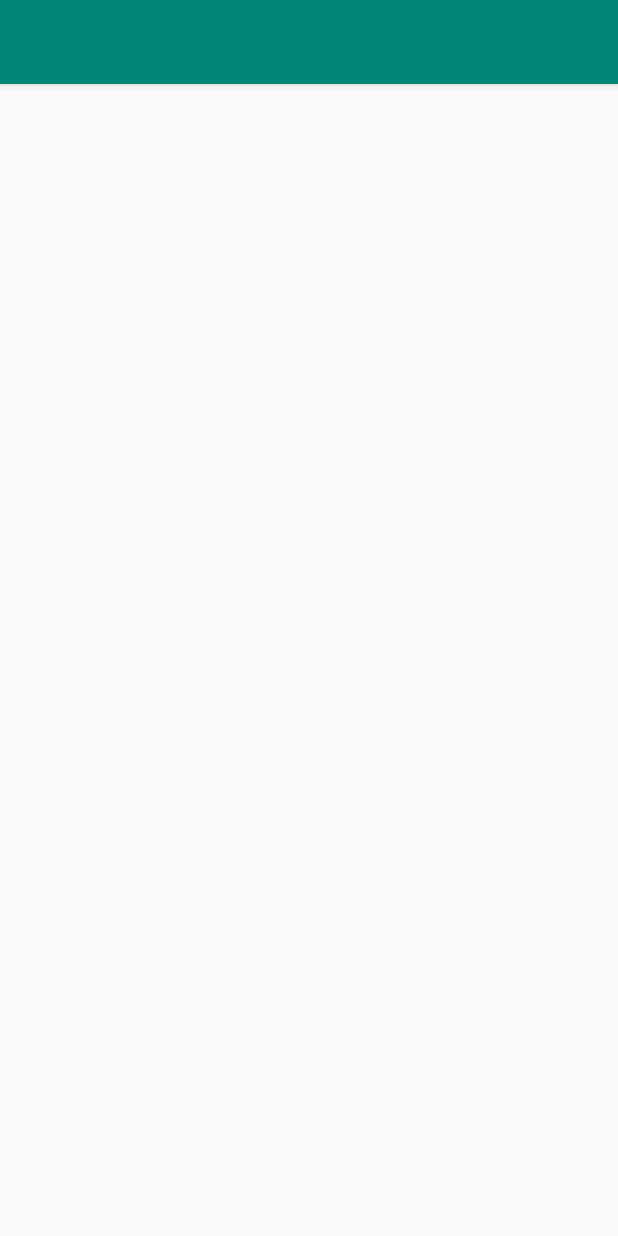
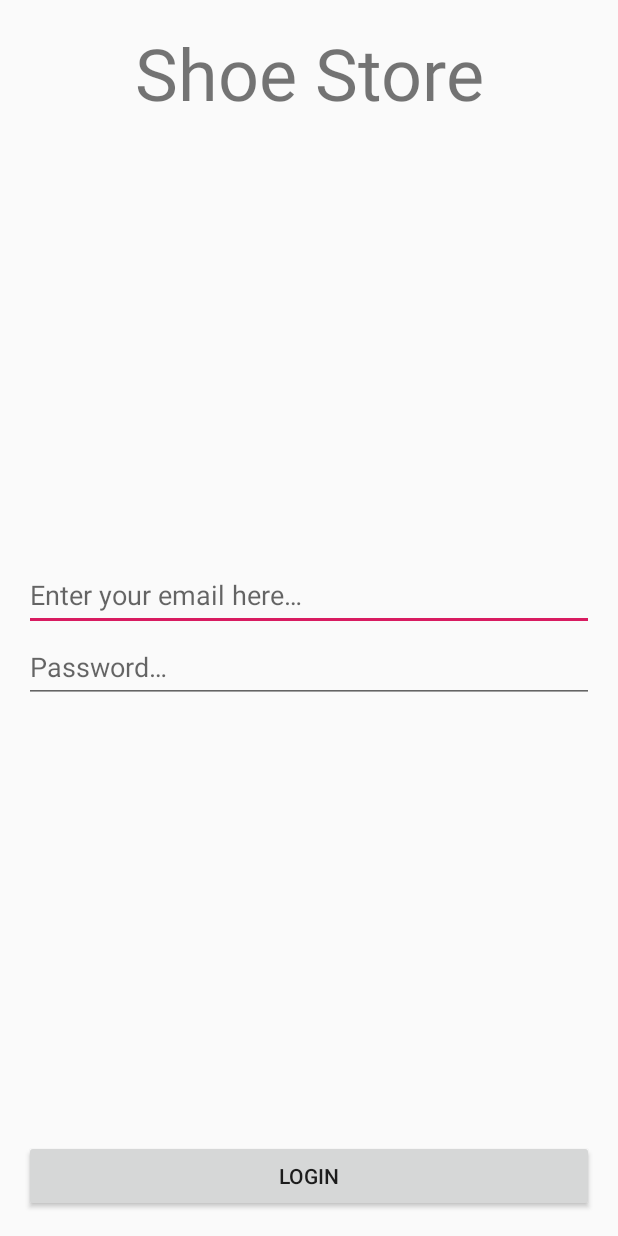
Before and after one commit to udacity/nd940-android-kotlin-course1-starter, an Android app: the screen it shows after launch (MainActivity), on a phone screen of 412 x 824 dp. Run offline under Robolectric (Android 15) with nearby library versions, the phone set to English and light mode, and no system bars; our stand-ins replace Timber, data binding.

Commit message:
add layout files

```diff
--- /dev/null
+++ b/starter/app/src/main/java/com/udacity/shoestore/LoginFragment.kt
@@ -0,0 +1,21 @@
+package com.udacity.shoestore
+
+import android.os.Bundle
+import androidx.fragment.app.Fragment
+import android.view.LayoutInflater
+import android.view.View
+import android.view.ViewGroup
+import androidx.databinding.DataBindingUtil
+import com.udacity.shoestore.databinding.FragmentLoginBinding
+
+class LoginFragment : Fragment() {
+
+    override fun onCreateView(
+        inflater: LayoutInflater, container: ViewGroup?,
+        savedInstanceState: Bundle?
+    ): View? {
+        // Inflate the layout for this fragment
+        val binding: FragmentLoginBinding = DataBindingUtil.inflate(inflater, R.layout.fragment_login, container, false)
+        return binding.root
+    }
+}
--- a/starter/app/src/main/java/com/udacity/shoestore/MainActivity.kt
+++ b/starter/app/src/main/java/com/udacity/shoestore/MainActivity.kt
@@ -2,13 +2,16 @@ package com.udacity.shoestore
 
 import androidx.appcompat.app.AppCompatActivity
 import android.os.Bundle
+import androidx.databinding.DataBindingUtil
+import com.udacity.shoestore.databinding.ActivityMainBinding
 import timber.log.Timber
 
 class MainActivity : AppCompatActivity() {
 
     override fun onCreate(savedInstanceState: Bundle?) {
         super.onCreate(savedInstanceState)
-        setContentView(R.layout.activity_main)
-        Timber.plant(Timber.DebugTree())
+
+        val binding = DataBindingUtil.setContentView<ActivityMainBinding>(this, R.layout.activity_main)
+
     }
 }
--- a/starter/app/src/main/res/layout/activity_main.xml
+++ b/starter/app/src/main/res/layout/activity_main.xml
@@ -1,25 +1,17 @@
 <?xml version="1.0" encoding="utf-8"?>
-<androidx.coordinatorlayout.widget.CoordinatorLayout
-    xmlns:android="http://schemas.android.com/apk/res/android"
-    xmlns:app="http://schemas.android.com/apk/res-auto"
-    xmlns:tools="http://schemas.android.com/tools"
-    android:layout_width="match_parent"
-    android:layout_height="match_parent"
-    tools:context=".MainActivity">
 
-    <com.google.android.material.appbar.AppBarLayout
-        android:layout_height="wrap_content"
+<layout xmlns:android="http://schemas.android.com/apk/res/android">
+    <LinearLayout
+        xmlns:app="http://schemas.android.com/apk/res-auto"
+        xmlns:tools="http://schemas.android.com/tools"
         android:layout_width="match_parent"
-        android:theme="@style/AppTheme.AppBarOverlay">
+        android:layout_height="match_parent"
+        tools:context=".MainActivity">
 
-        <androidx.appcompat.widget.Toolbar
-            android:id="@+id/toolbar"
+        <fragment
+            android:id="@+id/loginFragment"
+            android:name="com.udacity.shoestore.LoginFragment"
             android:layout_width="match_parent"
-            android:layout_height="?attr/actionBarSize"
-            android:background="?attr/colorPrimary"
-            app:popupTheme="@style/AppTheme.PopupOverlay"/>
-
-    </com.google.android.material.appbar.AppBarLayout>
-
-
-</androidx.coordinatorlayout.widget.CoordinatorLayout>
+            android:layout_height="match_parent"/>
+    </LinearLayout>
+</layout>
--- /dev/null
+++ b/starter/app/src/main/res/layout/fragment_login.xml
@@ -0,0 +1,66 @@
+<?xml version="1.0" encoding="utf-8"?>
+<layout xmlns:android="http://schemas.android.com/apk/res/android"
+    xmlns:app="http://schemas.android.com/apk/res-auto"
+    xmlns:tools="http://schemas.android.com/tools"
+    tools:context=".LoginFragment">
+
+    <androidx.constraintlayout.widget.ConstraintLayout
+        android:id="@+id/linearLayout"
+        android:layout_width="match_parent"
+        android:layout_height="match_parent"
+        android:padding="@dimen/common_padding">
+
+        <TextView
+            android:id="@+id/app_name"
+            android:layout_width="0dp"
+            android:layout_height="wrap_content"
+            android:text="@string/app_name_display"
+            android:textAlignment="center"
+            android:textSize="48sp"
+            app:layout_constraintBottom_toTopOf="@+id/text_edit_group"
+            app:layout_constraintEnd_toEndOf="parent"
+            app:layout_constraintStart_toStartOf="parent"
+            app:layout_constraintTop_toTopOf="parent"
+            app:layout_constraintVertical_chainStyle="spread_inside" />
+
+        <LinearLayout
+            android:id="@+id/text_edit_group"
+            android:layout_width="match_parent"
+            android:layout_height="wrap_content"
+            android:orientation="vertical"
+            app:layout_constraintBottom_toTopOf="@id/login_button"
+            app:layout_constraintEnd_toEndOf="parent"
+            app:layout_constraintStart_toStartOf="parent"
+            app:layout_constraintTop_toBottomOf="@+id/app_name">
+
+            <EditText
+                android:id="@+id/email_edit"
+                android:layout_width="match_parent"
+                android:layout_height="wrap_content"
+                android:minHeight="48dp"
+                android:autofillHints=""
+                android:ems="10"
+                android:hint="@string/login_email_hint"
+                android:inputType="textEmailAddress" />
+
+            <EditText
+                android:id="@+id/password_edit"
+                android:layout_width="match_parent"
+                android:layout_height="wrap_content"
+                android:minHeight="48dp"
+                android:ems="10"
+                android:hint="@string/login_password_hint"
+                android:inputType="textPassword" />
+        </LinearLayout>
+
+        <Button
+            android:id="@+id/login_button"
+            android:layout_width="0dp"
+            android:layout_height="wrap_content"
+            android:text="@string/login_button"
+            app:layout_constraintBottom_toBottomOf="parent"
+            app:layout_constraintEnd_toEndOf="parent"
+            app:layout_constraintStart_toStartOf="parent"
+            app:layout_constraintTop_toBottomOf="@+id/text_edit_group" />
+    </androidx.constraintlayout.widget.ConstraintLayout>
+</layout>
--- /dev/null
+++ b/starter/app/src/main/res/values/dimensions.xml
@@ -0,0 +1,4 @@
+<?xml version="1.0" encoding="utf-8"?>
+<resources>
+    <dimen name="common_padding">16dp</dimen>
+</resources>
--- a/starter/app/src/main/res/values/strings.xml
+++ b/starter/app/src/main/res/values/strings.xml
@@ -1,3 +1,9 @@
 <resources>
     <string name="app_name">ShoeStore</string>
+    <string name="app_name_display">Shoe Store</string>
+    <string name="hello_blank_fragment">Hello login fragment</string>
+    <string name="login_email_hint">Enter your email here…</string>
+    <string name="login_password_hint">Password…</string>
+    <string name="login_button">Login</string>
+    <string name="onboard_greeting">Welcome, %1$s!</string>
 </resources>
--- a/starter/build.gradle
+++ b/starter/build.gradle
@@ -2,7 +2,7 @@
 buildscript {
     ext {
         kotlin_version = '1.8.0'
-        version_navigation = '2.7.7'
+        version_navigation = '2.5.3'
     }
     repositories {
         mavenCentral()
```
Also changed, not shown: starter/app/src/main/java/com/udacity/shoestore/OnboardFragment.kt (added, +18 -0 lines), starter/app/src/main/java/com/udacity/shoestore/OnboardInstructionFragment.kt (added, +16 -0 lines), starter/app/src/main/java/com/udacity/shoestore/ShoeDetailEditingFragment.kt (added, +16 -0 lines), starter/app/src/main/java/com/udacity/shoestore/ShoeListingFragment.kt (added, +16 -0 lines), starter/app/src/main/res/layout/fragment_onboard.xml (added, +27 -0 lines), starter/app/src/main/res/layout/fragment_onboard_instruction.xml (added, +14 -0 lines), starter/app/src/main/res/layout/fragment_shoe_detail_editing.xml (added, +14 -0 lines), starter/app/src/main/res/layout/fragment_shoe_listing.xml (added, +14 -0 lines).
